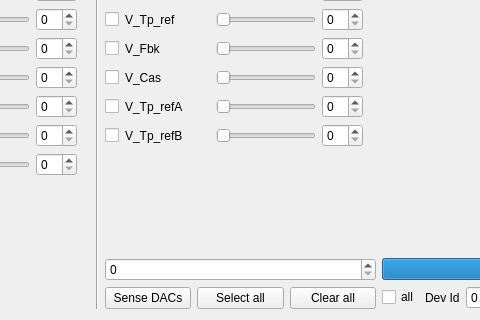
First picture: the form in SpidrMpx3Eq/qcstmdacs.ui, repository navrit/dexter, before the edit; both pictures show x 193 to 673 and y 235 to 555 of the 1009 by 555 pixel window.
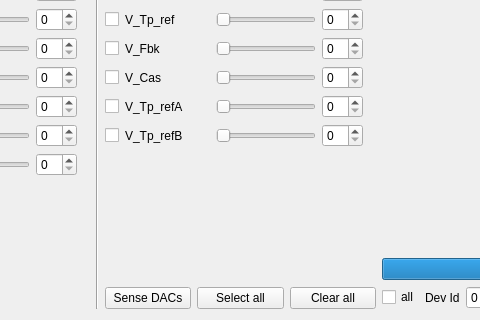
Second picture: the form after the edit. Custom widgets are drawn as their Qt base class.

The edit to the form file:
```diff
--- a/SpidrMpx3Eq/qcstmdacs.ui
+++ b/SpidrMpx3Eq/qcstmdacs.ui
@@ -531,7 +531,7 @@
       </widget>
      </item>
      <item>
-      <layout class="QVBoxLayout" name="verticalLayout_5" stretch="10,0,0,0,0">
+      <layout class="QVBoxLayout" name="verticalLayout_5" stretch="10,0,0,0">
        <item>
         <layout class="QGridLayout" name="gridLayout2">
          <item row="3" column="1">
@@ -1007,9 +1007,6 @@
        <item>
         <layout class="QHBoxLayout" name="horizontalLayout_5"/>
        </item>
-       <item>
-        <widget class="QSpinBox" name="spinBox"/>
-       </item>
        <item>
         <layout class="QHBoxLayout" name="horizontalLayout_3">
          <item>
```
